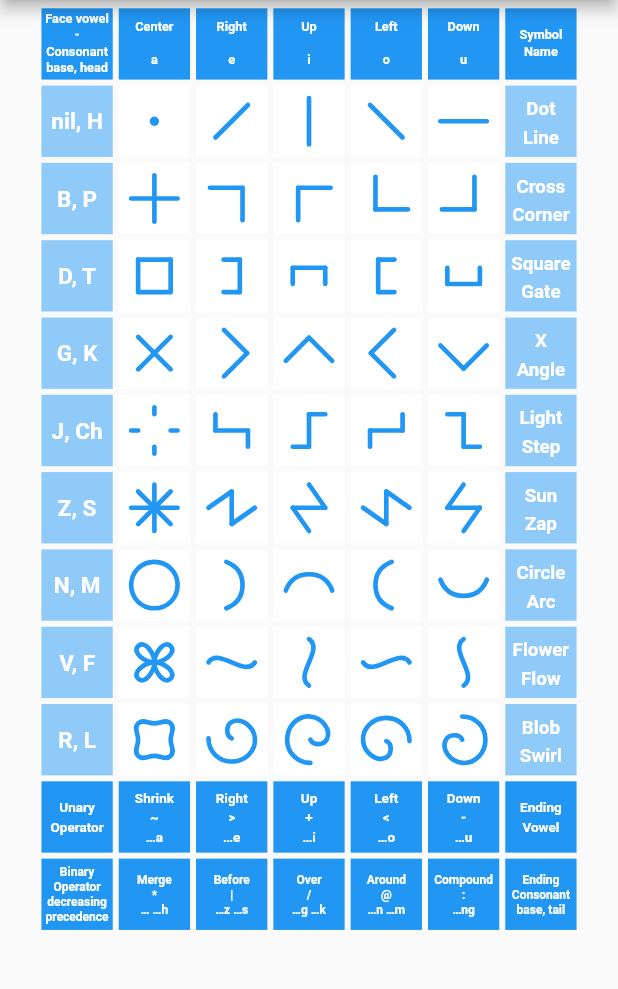
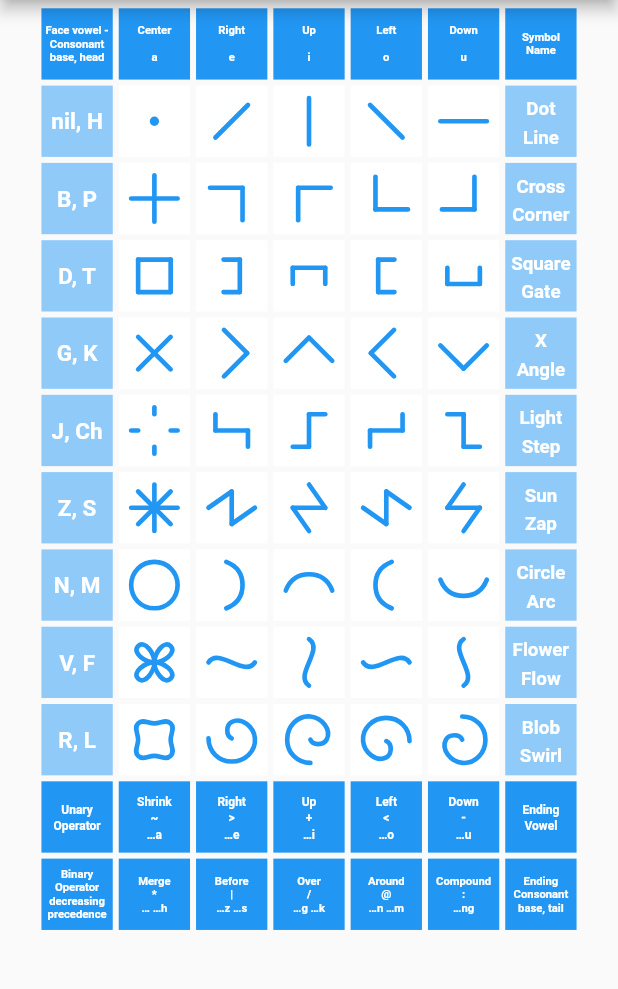
Before and after one commit to bguan/grafon, a Flutter app: the screen it shows after launch, on a phone screen of 412 x 824 dp, the part 84-1073 px from its top. Run offline on Flutter 3.47's test engine with Material 2 defaults, Android fonts, the phone set to English and light mode, and no system bars; our stand-ins replace tuple, url_launcher_web.

Commit message:
font size tweaks. add CNAME file to preserve ghpage deploy custom domain.

```diff
--- a/lib/gram_table_widget.dart
+++ b/lib/gram_table_widget.dart
@@ -54,9 +54,9 @@ class GramTableView extends StatelessWidget {
           color: Colors.white,
           fontSize: fontSizing(fontSize),
         );
-    final headerStyle = textStyle(17);
-    final unaryFooterStyle = textStyle(18, 1.4);
-    final binaryFooterStyle = textStyle(16);
+    final headerStyle = textStyle(15);
+    final unaryFooterStyle = textStyle(16, 1.4);
+    final binaryFooterStyle = textStyle(15);
     final rowHeadTextStyle = textStyle(30);
     final rowTailTextStyle = textStyle(25, 1.5);
 
```
Also changed, not shown: 1 other file.
